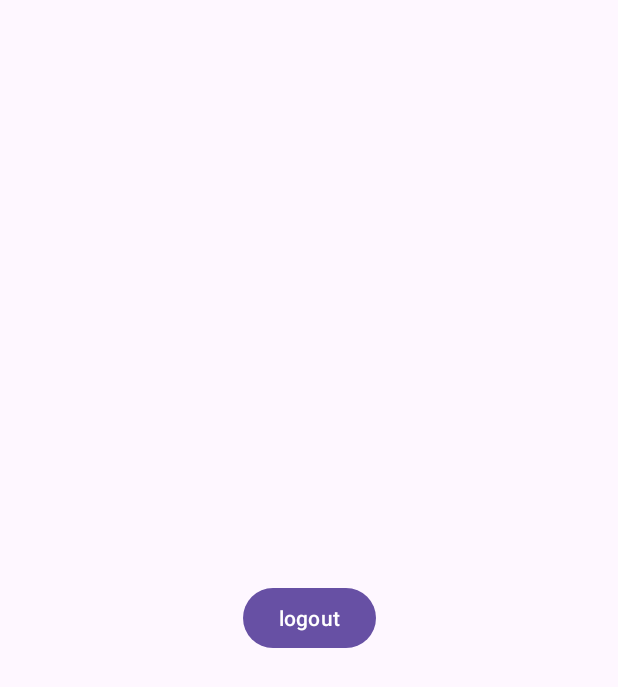
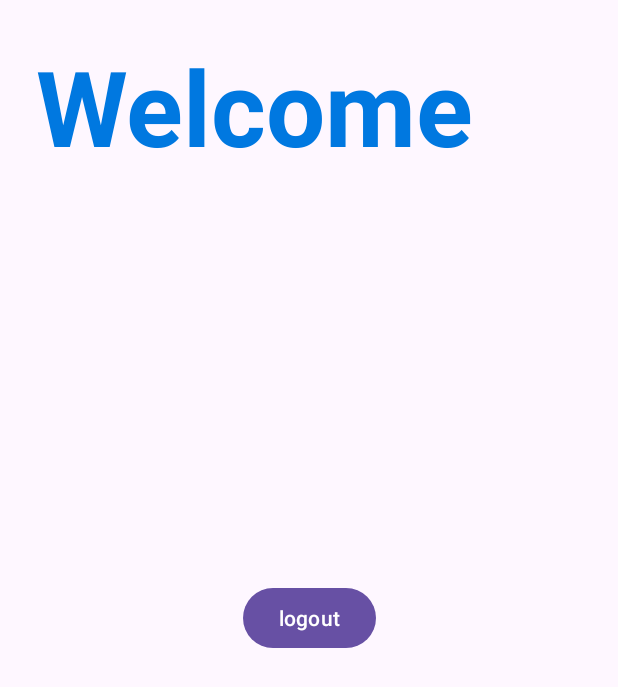
Before and after one commit to Ttgame007/IdoProject, an Android app: the AiActivity screen opened directly, with no data from a screen before it, on a phone screen of 412 x 824 dp. Shown: the top 687 px of the screen. Run offline under Robolectric (Android 15) with nearby library versions, the phone set to English and light mode, and no system bars.

Commit message:
welcome text to test user function and grab username

```diff
--- a/app/src/main/java/com/ido/idoprojectapp/AiActivity.java
+++ b/app/src/main/java/com/ido/idoprojectapp/AiActivity.java
@@ -2,6 +2,7 @@ package com.ido.idoprojectapp;
 
 import android.os.Bundle;
 import android.widget.Button;
+import android.widget.TextView;
 
 import androidx.activity.EdgeToEdge;
 import androidx.appcompat.app.AppCompatActivity;
@@ -11,6 +12,7 @@ import androidx.core.view.WindowInsetsCompat;
 
 public class AiActivity extends AppCompatActivity {
     Button logOut;
+    TextView welcomeText;
 
     @Override
     protected void onCreate(Bundle savedInstanceState) {
@@ -18,10 +20,17 @@ public class AiActivity extends AppCompatActivity {
         EdgeToEdge.enable(this);
         setContentView(R.layout.activity_ai);
 
+        //inisializing variables
         logOut = findViewById(R.id.button);
+        welcomeText = findViewById(R.id.TVguest);
 
+        //welcome text with username
+        PrefsHelper prefs = new PrefsHelper(this);
+        String username = prefs.getUsername();
+        welcomeText.setText(username);
+
+        //log out test function delete and move later
         logOut.setOnClickListener(v -> {
-                    PrefsHelper prefs = new PrefsHelper(this);
                     prefs.clearCardensials();
                     finish();
                 });
--- a/app/src/main/res/layout/activity_ai.xml
+++ b/app/src/main/res/layout/activity_ai.xml
@@ -6,6 +6,31 @@
     android:layout_width="match_parent"
     android:layout_height="match_parent"
     tools:context=".AiActivity">
+
+    <TextView
+        android:id="@+id/welcomeText"
+        android:layout_width="wrap_content"
+        android:layout_height="wrap_content"
+        android:layout_marginStart="24dp"
+        android:layout_marginTop="24dp"
+        android:text="Welcome"
+        android:textColor="@color/blue"
+        android:textSize="70dp"
+        android:textStyle="bold"
+        app:layout_constraintStart_toStartOf="parent"
+        app:layout_constraintTop_toTopOf="parent" />
+
+    <TextView
+        android:id="@+id/TVguest"
+        android:layout_width="wrap_content"
+        android:layout_height="wrap_content"
+        android:layout_marginStart="24dp"
+        android:text="Guest"
+        android:textColor="@color/blue"
+        android:textSize="70dp"
+        android:textStyle="bold"
+        app:layout_constraintStart_toStartOf="parent"
+        app:layout_constraintTop_toBottomOf="@id/welcomeText" />
 
     <Button
         android:id="@+id/button"
```
